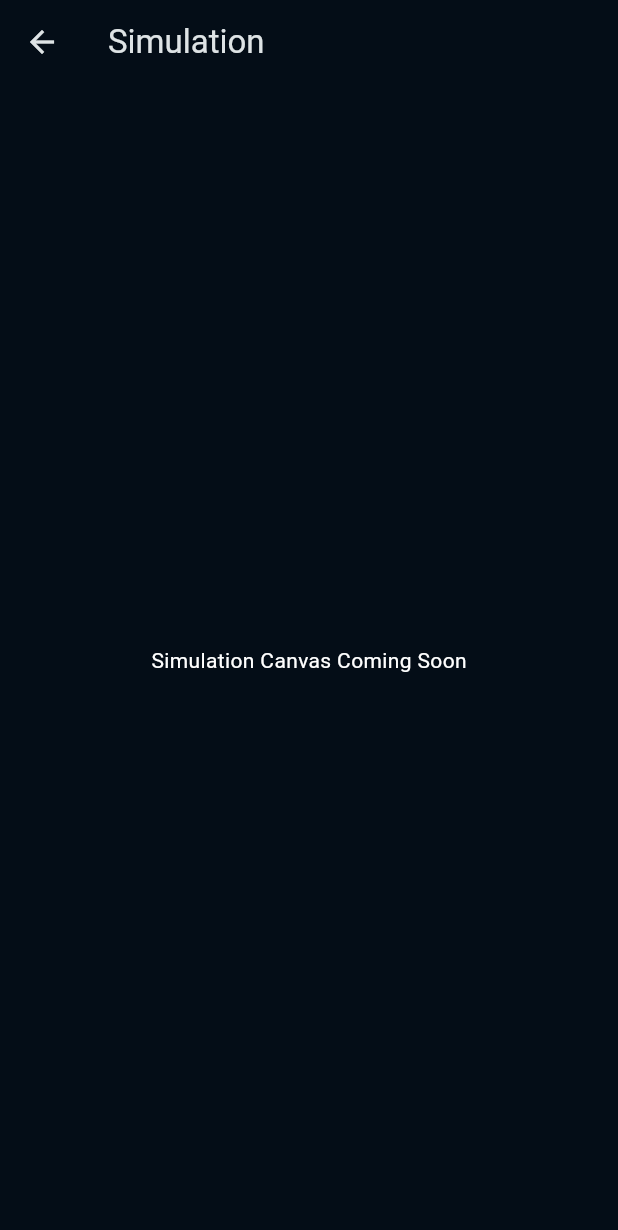
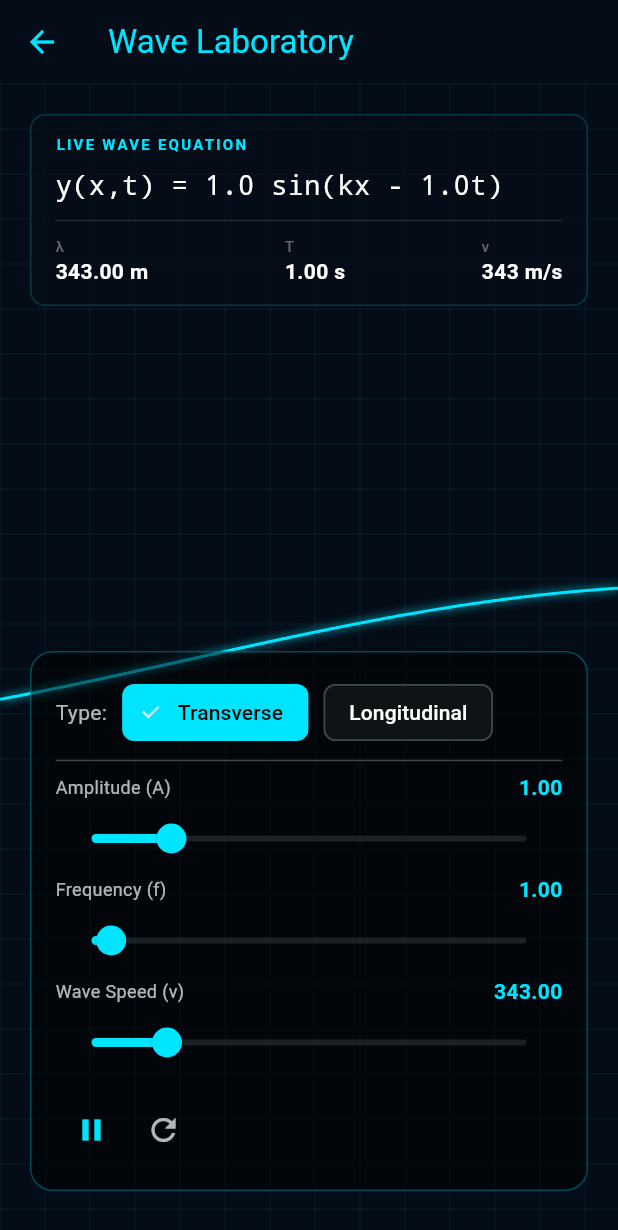
Before and after one commit to MrChetra007/science_sim_app, a Flutter app: the screen it shows after launch, after a tap on "Start Simulation", on a phone screen of 412 x 824 dp. Shown: the top 1230 px of the screen. Run offline on Flutter 3.47's test engine with Material 3 defaults, Android fonts, the light colour scheme and no system bars; our stand-ins replace flutter_riverpod, go_router.

Commit message:
complete phase 2

```diff
--- a/lib/main.dart
+++ b/lib/main.dart
@@ -1,6 +1,7 @@
 import 'package:flutter/material.dart';
 import 'package:flutter_riverpod/flutter_riverpod.dart';
 import 'package:go_router/go_router.dart';
+import 'screens/simulation_screen.dart';
 
 void main() {
   runApp(const ProviderScope(child: PhysicsShotApp()));
@@ -77,24 +78,3 @@ class HomeScreen extends StatelessWidget {
     );
   }
 }
-
-class SimulationScreen extends ConsumerWidget {
-  const SimulationScreen({super.key});
-
-  @override
-  Widget build(BuildContext context, WidgetRef ref) {
-    return Scaffold(
-      appBar: AppBar(
-        title: const Text('Simulation'),
-        backgroundColor: Colors.transparent,
-        elevation: 0,
-      ),
-      body: const Center(
-        child: Text(
-          'Simulation Canvas Coming Soon',
-          style: TextStyle(color: Colors.white),
-        ),
-      ),
-    );
-  }
-}
--- /dev/null
+++ b/lib/painters/wave_painter.dart
@@ -0,0 +1,97 @@
+import 'package:flutter/material.dart';
+import 'dart:math';
+import '../physics/wave_solver.dart';
+import '../providers/wave_provider.dart';
+
+class WavePainter extends CustomPainter {
+  final WaveState state;
+  final Color waveColor;
+
+  WavePainter({required this.state, this.waveColor = const Color(0xFF00E5FF)});
+
+  @override
+  void paint(Canvas canvas, Size size) {
+    final paint = Paint()
+      ..color = waveColor
+      ..style = PaintingStyle.stroke
+      ..strokeWidth = 2.0;
+
+    if (state.waveType == WaveType.transverse) {
+      _paintTransverse(canvas, size, paint);
+    } else {
+      _paintLongitudinal(canvas, size, paint);
+    }
+  }
+
+  void _paintTransverse(Canvas canvas, Size size, Paint paint) {
+    final path = Path();
+    final centerY = size.height / 2;
+
+    // Scale amplitude to fit screen (A=1.0 is ~50 pixels)
+    final double visualAmplitude = state.amplitude * 50;
+
+    for (double x = 0; x <= size.width; x++) {
+      // In physics, x is distance. We need to map screen pixels to meters.
+      // Let's say screen width = 10 meters.
+      final double physicalX = (x / size.width) * 10;
+
+      final yDisplacement = WaveSolver.calculateDisplacement(
+        amplitude: visualAmplitude,
+        frequency: state.frequency,
+        waveSpeed:
+            state.waveSpeed / 10, // Adjusting wave speed for visual scale
+        x: physicalX,
+        t: state.currentTime,
+      );
+
+      if (x == 0) {
+        path.moveTo(x, centerY - yDisplacement);
+      } else {
+        path.lineTo(x, centerY - yDisplacement);
+      }
+    }
+
+    // Add glow effect
+    canvas.drawPath(
+      path,
+      paint..maskFilter = const MaskFilter.blur(BlurStyle.normal, 3.0),
+    );
+    canvas.drawPath(path, paint..maskFilter = null);
+  }
+
+  void _paintLongitudinal(Canvas canvas, Size size, Paint paint) {
+    final centerY = size.height / 2;
+    final numDots = (size.width / 10).round();
+
+    for (int i = 0; i < numDots; i++) {
+      final double x = i * 10.0;
+      final double physicalX = (x / size.width) * 10;
+
+      final xDisplacement = WaveSolver.calculateDisplacement(
+        amplitude: state.amplitude * 20, // Smaller visual displacement for dots
+        frequency: state.frequency,
+        waveSpeed: state.waveSpeed / 10,
+        x: physicalX,
+        t: state.currentTime,
+      );
+
+      canvas.drawCircle(
+        Offset(
+          x + xDisplacement,
+          centerY + (Random(i).nextDouble() - 0.5) * 40,
+        ),
+        2.0,
+        paint..style = PaintingStyle.fill,
+      );
+    }
+  }
+
+  @override
+  bool shouldRepaint(covariant WavePainter oldDelegate) {
+    return oldDelegate.state.currentTime != state.currentTime ||
+        oldDelegate.state.amplitude != state.amplitude ||
+        oldDelegate.state.frequency != state.frequency ||
+        oldDelegate.state.waveSpeed != state.waveSpeed ||
+        oldDelegate.state.waveType != state.waveType;
+  }
+}
--- a/lib/providers/wave_provider.dart
+++ b/lib/providers/wave_provider.dart
@@ -1,4 +1,7 @@
 import 'package:flutter_riverpod/flutter_riverpod.dart';
+import 'dart:async';
+
+enum WaveType { transverse, longitudinal }
 
 class WaveState {
   final double amplitude;
@@ -6,13 +9,19 @@ class WaveState {
   final double waveSpeed;
   final double phaseDifference;
   final bool isDampingEnabled;
+  final WaveType waveType;
+  final double currentTime;
+  final bool isPaused;
 
   WaveState({
     this.amplitude = 1.0,
     this.frequency = 1.0,
-    this.waveSpeed = 343.0, // Speed of sound in air (m/s)
+    this.waveSpeed = 343.0,
     this.phaseDifference = 0.0,
     this.isDampingEnabled = false,
+    this.waveType = WaveType.transverse,
+    this.currentTime = 0.0,
+    this.isPaused = false,
   });
 
   WaveState copyWith({
@@ -21,6 +30,9 @@ class WaveState {
     double? waveSpeed,
     double? phaseDifference,
     bool? isDampingEnabled,
+    WaveType? waveType,
+    double? currentTime,
+    bool? isPaused,
   }) {
     return WaveState(
       amplitude: amplitude ?? this.amplitude,
@@ -28,12 +40,28 @@ class WaveState {
       waveSpeed: waveSpeed ?? this.waveSpeed,
       phaseDifference: phaseDifference ?? this.phaseDifference,
       isDampingEnabled: isDampingEnabled ?? this.isDampingEnabled,
+      waveType: waveType ?? this.waveType,
+      currentTime: currentTime ?? this.currentTime,
+      isPaused: isPaused ?? this.isPaused,
     );
   }
 }
 
 class WaveNotifier extends StateNotifier<WaveState> {
-  WaveNotifier() : super(WaveState());
+  Timer? _timer;
+
+  WaveNotifier() : super(WaveState()) {
+    _startAnimation();
+  }
+
+  void _startAnimation() {
+    _timer?.cancel();
+    _timer = Timer.periodic(const Duration(milliseconds: 16), (timer) {
+      if (!state.isPaused) {
+        state = state.copyWith(currentTime: state.currentTime + 0.016);
+      }
+    });
+  }
 
   void setAmplitude(double value) => state = state.copyWith(amplitude: value);
   void setFrequency(double value) => state = state.copyWith(frequency: value);
@@ -42,6 +70,15 @@ class WaveNotifier extends StateNotifier<WaveState> {
       state = state.copyWith(phaseDifference: value);
   void toggleDamping(bool value) =>
       state = state.copyWith(isDampingEnabled: value);
+  void setWaveType(WaveType type) => state = state.copyWith(waveType: type);
+  void togglePause() => state = state.copyWith(isPaused: !state.isPaused);
+  void resetTime() => state = state.copyWith(currentTime: 0.0);
+
+  @override
+  void dispose() {
+    _timer?.cancel();
+    super.dispose();
+  }
 }
 
 final waveProvider = StateNotifierProvider<WaveNotifier, WaveState>((ref) {
--- /dev/null
+++ b/lib/screens/simulation_screen.dart
@@ -0,0 +1,67 @@
+import 'package:flutter/material.dart';
+import 'package:flutter_riverpod/flutter_riverpod.dart';
+import '../painters/wave_painter.dart';
+import '../widgets/control_panel.dart';
+import '../widgets/results_panel.dart';
+import '../providers/wave_provider.dart';
+
+class SimulationScreen extends ConsumerWidget {
+  const SimulationScreen({super.key});
+
+  @override
+  Widget build(BuildContext context, WidgetRef ref) {
+    final waveState = ref.watch(waveProvider);
+
+    return Scaffold(
+      backgroundColor: const Color(0xFF040D17),
+      appBar: AppBar(
+        title: const Text('Wave Laboratory'),
+        backgroundColor: Colors.transparent,
+        elevation: 0,
+        foregroundColor: const Color(0xFF00E5FF),
+      ),
+      body: Stack(
+        children: [
+          // Holographic Grid Background
+          Positioned.fill(child: CustomPaint(painter: GridPainter())),
+
+          // The Wave
+          Positioned.fill(
+            child: CustomPaint(painter: WavePainter(state: waveState)),
+          ),
+
+          // Top Info Panel
+          const Positioned(top: 20, left: 20, right: 20, child: ResultsPanel()),
+
+          // Bottom Control Panel
+          const Positioned(
+            bottom: 30,
+            left: 20,
+            right: 20,
+            child: ControlPanel(),
+          ),
+        ],
+      ),
+    );
+  }
+}
+
+class GridPainter extends CustomPainter {
+  @override
+  void paint(Canvas canvas, Size size) {
+    final paint = Paint()
+      ..color = const Color(0xFF00E5FF).withOpacity(0.05)
+      ..strokeWidth = 1.0;
+
+    const double step = 30.0;
+    for (double i = 0; i < size.width; i += step) {
+      canvas.drawLine(Offset(i, 0), Offset(i, size.height), paint);
+    }
+    for (double i = 0; i < size.height; i += step) {
+      canvas.drawLine(Offset(0, i), Offset(size.width, i), paint);
+    }
+  }
+
+  @override
+  bool shouldRepaint(CustomPainter oldDelegate) => false;
+}
--- /dev/null
+++ b/lib/widgets/control_panel.dart
@@ -0,0 +1,137 @@
+import 'package:flutter/material.dart';
+import 'package:flutter_riverpod/flutter_riverpod.dart';
+import '../providers/wave_provider.dart';
+
+class ControlPanel extends ConsumerWidget {
+  const ControlPanel({super.key});
+
+  @override
+  Widget build(BuildContext context, WidgetRef ref) {
+    final waveState = ref.watch(waveProvider);
+    final waveNotifier = ref.read(waveProvider.notifier);
+
+    return Container(
+      padding: const EdgeInsets.all(16),
+      decoration: BoxDecoration(
+        color: Colors.black.withOpacity(0.5),
+        border: Border.all(color: const Color(0xFF00E5FF).withOpacity(0.3)),
+        borderRadius: BorderRadius.circular(15),
+      ),
+      child: Column(
+        mainAxisSize: MainAxisSize.min,
+        crossAxisAlignment: CrossAxisAlignment.start,
+        children: [
+          _buildWaveTypeToggle(waveState, waveNotifier),
+          const Divider(color: Colors.white24),
+          _buildSlider(
+            label: 'Amplitude (A)',
+            value: waveState.amplitude,
+            min: 0.1,
+            max: 5.0,
+            onChanged: waveNotifier.setAmplitude,
+          ),
+          _buildSlider(
+            label: 'Frequency (f)',
+            value: waveState.frequency,
+            min: 0.1,
+            max: 20.0,
+            onChanged: waveNotifier.setFrequency,
+          ),
+          _buildSlider(
+            label: 'Wave Speed (v)',
+            value: waveState.waveSpeed,
+            min: 100,
+            max: 1500,
+            onChanged: waveNotifier.setWaveSpeed,
+          ),
+          const SizedBox(height: 10),
+          Row(
+            children: [
+              IconButton(
+                onPressed: waveNotifier.togglePause,
+                icon: Icon(
+                  waveState.isPaused ? Icons.play_arrow : Icons.pause,
+                  color: const Color(0xFF00E5FF),
+                ),
+              ),
+              IconButton(
+                onPressed: waveNotifier.resetTime,
+                icon: const Icon(Icons.refresh, color: Colors.white70),
+              ),
+            ],
+          ),
+        ],
+      ),
+    );
+  }
+
+  Widget _buildWaveTypeToggle(WaveState state, WaveNotifier notifier) {
+    return Row(
+      children: [
+        const Text('Type:', style: TextStyle(color: Colors.white70)),
+        const SizedBox(width: 10),
+        ChoiceChip(
+          label: const Text('Transverse'),
+          selected: state.waveType == WaveType.transverse,
+          onSelected: (_) => notifier.setWaveType(WaveType.transverse),
+          selectedColor: const Color(0xFF00E5FF),
+          labelStyle: TextStyle(
+            color: state.waveType == WaveType.transverse
+                ? Colors.black
+                : Colors.white,
+          ),
+        ),
+        const SizedBox(width: 10),
+        ChoiceChip(
+          label: const Text('Longitudinal'),
+          selected: state.waveType == WaveType.longitudinal,
+          onSelected: (_) => notifier.setWaveType(WaveType.longitudinal),
+          selectedColor: const Color(0xFF00E5FF),
+          labelStyle: TextStyle(
+            color: state.waveType == WaveType.longitudinal
+                ? Colors.black
+                : Colors.white,
+          ),
+        ),
+      ],
+    );
+  }
+
+  Widget _buildSlider({
+    required String label,
+    required double value,
+    required double min,
+    required double max,
+    required ValueChanged<double> onChanged,
+  }) {
+    return Column(
+      crossAxisAlignment: CrossAxisAlignment.start,
+      children: [
+        Row(
+          mainAxisAlignment: MainAxisAlignment.spaceBetween,
+          children: [
+            Text(
+              label,
+              style: const TextStyle(color: Colors.white70, fontSize: 12),
+            ),
+            Text(
+              value.toStringAsFixed(2),
+              style: const TextStyle(
+                color: Color(0xFF00E5FF),
+                fontWeight: FontWeight.bold,
+              ),
+            ),
+          ],
+        ),
+        Slider(
+          value: value,
+          min: min,
+          max: max,
+          onChanged: onChanged,
+          activeColor: const Color(0xFF00E5FF),
+          inactiveColor: Colors.white10,
+        ),
+      ],
+    );
+  }
+}
--- /dev/null
+++ b/lib/widgets/results_panel.dart
@@ -0,0 +1,82 @@
+import 'package:flutter/material.dart';
+import 'package:flutter_riverpod/flutter_riverpod.dart';
+import '../providers/wave_provider.dart';
+import '../physics/wave_solver.dart';
+
+class ResultsPanel extends ConsumerWidget {
+  const ResultsPanel({super.key});
+
+  @override
+  Widget build(BuildContext context, WidgetRef ref) {
+    final state = ref.watch(waveProvider);
+
+    final wavelength = WaveSolver.calculateWavelength(
+      state.waveSpeed,
+      state.frequency,
+    );
+    final period = WaveSolver.calculatePeriod(state.frequency);
+
+    return Container(
+      padding: const EdgeInsets.symmetric(horizontal: 16, vertical: 12),
+      decoration: BoxDecoration(
+        color: const Color(0xFF040D17).withOpacity(0.8),
+        borderRadius: BorderRadius.circular(10),
+        border: Border.all(color: const Color(0xFF00E5FF).withOpacity(0.2)),
+      ),
+      child: Column(
+        crossAxisAlignment: CrossAxisAlignment.start,
+        mainAxisSize: MainAxisSize.min,
+        children: [
+          const Text(
+            'LIVE WAVE EQUATION',
+            style: TextStyle(
+              color: Color(0xFF00E5FF),
+              fontSize: 10,
+              letterSpacing: 1.5,
+              fontWeight: FontWeight.bold,
+            ),
+          ),
+          const SizedBox(height: 8),
+          FittedBox(
+            child: Text(
+              'y(x,t) = ${state.amplitude.toStringAsFixed(1)} sin(kx - ${state.frequency.toStringAsFixed(1)}t)',
+              style: const TextStyle(
+                color: Colors.white,
+                fontSize: 18,
+                fontFamily: 'monospace',
+              ),
+            ),
+          ),
+          const Divider(color: Colors.white12, height: 20),
+          Row(
+            mainAxisAlignment: MainAxisAlignment.spaceBetween,
+            children: [
+              _buildMetric('λ', '${wavelength.toStringAsFixed(2)} m'),
+              _buildMetric('T', '${period.toStringAsFixed(2)} s'),
+              _buildMetric('v', '${state.waveSpeed.toInt()} m/s'),
+            ],
+          ),
+        ],
+      ),
+    );
+  }
+
+  Widget _buildMetric(String label, String value) {
+    return Column(
+      crossAxisAlignment: CrossAxisAlignment.start,
+      children: [
+        Text(
+          label,
+          style: const TextStyle(color: Colors.white38, fontSize: 10),
+        ),
+        Text(
+          value,
+          style: const TextStyle(
+            color: Colors.white,
+            fontWeight: FontWeight.bold,
+          ),
+        ),
+      ],
+    );
+  }
+}
```
Also changed, not shown: 2 other files.
